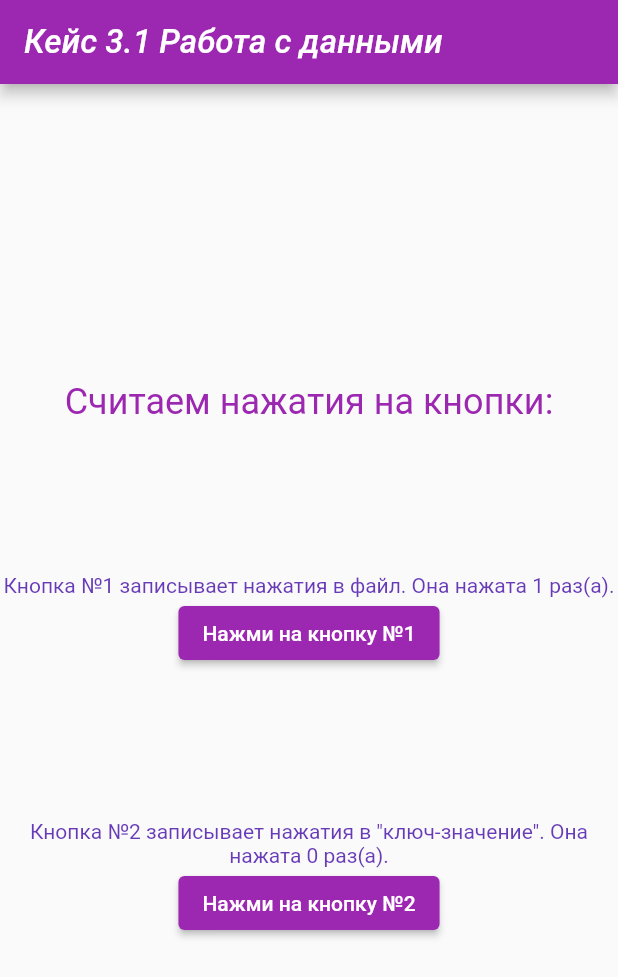
After one commit to MPozh/widgets_demo, a Flutter app: the screen it shows after launch, after a tap on "Нажми на кнопку №1", on a phone screen of 412 x 824 dp. The commit adds this screen. Shown: the top 977 px of the screen. Run offline on Flutter 3.47's test engine with Material 2 defaults, Android fonts, the phone set to English and light mode, and no system bars; our stand-ins replace shared_preferences, syncfusion_flutter_sliders; missing offline and left inert: sliding_switch; network calls fail; Roboto replaces fonts that are missing (Georgia, Hind).

Commit message:
Добавлено сохранение и чтение данных в файл и ключ-значение

```diff
--- a/lib/main.dart
+++ b/lib/main.dart
@@ -1,13 +1,17 @@
 import 'package:flutter/material.dart';
 import 'package:widgets_demo/screen/app_bar_screen.dart';
+import 'package:widgets_demo/screen/case_3_1.dart';
+import 'package:widgets_demo/screen/files_demo_screen.dart';
 import 'package:widgets_demo/theme_demo_scrren.dart';
 import 'screen/listview_screen.dart';
+import 'screen/shared_pref_screen.dart';
 import 'screen/text_demo_screen.dart';
 import 'screen/switches_demo_screen.dart';
 import 'screen/pizza_screen.dart';
 import 'screen/navigation_drawer_screen.dart';
 import 'package:widgets_demo/screen/app_bar_screen.dart';
 import 'navigation_demo.dart';
+import 'package:shared_preferences/shared_preferences.dart';
 
 void main() {
   //runApp(const PizzaCalcScreen());
@@ -16,7 +20,11 @@ void main() {
   //runApp(const NavigationDrawerScreen ());
   //runApp(const AppBarScreen ());
   //runApp(const NavigationDemoScreen ());
-  runApp(const ThemesDemoApp ());
+  //runApp(const ThemesDemoApp ());
   //runApp(const ListViewScreen ());
+  //runApp(const SharedPrefScreen ());
+  runApp(const FilesDemoScreen1 ());
+
+
 
 }
--- /dev/null
+++ b/lib/screen/case_3_1.dart
@@ -0,0 +1,139 @@
+import 'dart:async';
+import 'dart:io';
+import 'package:flutter/material.dart';
+import 'package:path_provider/path_provider.dart';
+import 'package:widgets_demo/utils/global_theme.dart';
+import 'package:shared_preferences/shared_preferences.dart';
+
+
+class FilesDemoScreen1 extends StatelessWidget {
+  const FilesDemoScreen1({Key? key}) : super(key: key);
+
+  @override
+  Widget build(BuildContext context) {
+    return MaterialApp(
+      theme: globalTheme(),
+      home: FlutterDemo(storage: CounterStorage()),
+    );
+  }
+}
+
+class CounterStorage {
+  Future<String> get _localPath async {
+    final directory = await getApplicationDocumentsDirectory();
+    return directory.path;
+  }
+
+  Future<File> get _localFile async {
+    final path = await _localPath;
+    return File('$path/counter.txt');
+  }
+
+  Future<int> readCounter() async {
+    try {
+      final file = await _localFile;
+      final contents = await file.readAsString();
+      return int.parse(contents);
+    } catch (e) {
+      return 0;
+    }
+  }
+
+  Future<File> writeCounter(int counter) async {
+    final file = await _localFile;
+    return file.writeAsString('$counter');
+  }
+}
+
+class FlutterDemo extends StatefulWidget {
+  const FlutterDemo({Key? key, required this.storage}) : super(key: key);
+
+  final CounterStorage storage;
+
+  @override
+  _FlutterDemoState createState() => _FlutterDemoState();
+}
+
+class _FlutterDemoState extends State<FlutterDemo> {
+  int _counter = 0;
+  int _counter1 = 0;
+
+  @override
+  void initState() {
+    super.initState();
+    widget.storage.readCounter().then((int value) {
+      setState(() {
+        _counter = value;
+      });
+    });
+  }
+
+
+
+
+
+
+
+  void initState1(){
+    super.initState();
+    _loadCounter();
+  }
+
+  //вводим значение счетчика на старте
+  void _loadCounter() async {
+    final prefs = await SharedPreferences.getInstance();
+    setState(() {
+      _counter1 = (prefs.getInt('counter') ?? 0);
+    });
+  }
+
+  //увеличиваем счетчки после клика
+  void _incrementCounter1() async {
+    final prefs = await SharedPreferences.getInstance();
+    setState(() {
+      _counter1 = (prefs.getInt('counter') ?? 0) + 1;
+      prefs.setInt('counter', _counter1);
+    });
+  }
+
+
+
+
+
+
+
+
+  Future<File> _incrementCounter() {
+    setState(() {
+      _counter++;
+    });
+
+    return widget.storage.writeCounter(_counter);
+  }
+
+  @override
+  Widget build(BuildContext context) {
+    return Scaffold(
+      appBar: AppBar(
+        title: const Text('Кейс 3.1 Работа с данными'),
+      ),
+      body: Center(
+        child: Column(mainAxisAlignment: MainAxisAlignment.center,
+            children: [
+              Text('Считаем нажатия на кнопки:', textAlign: TextAlign.center, style: Theme.of(context).textTheme.headline5,),
+              const SizedBox(height: 100,),
+              Text('Кнопка №1 записывает нажатия в файл. Она нажата $_counter раз(а).', textAlign: TextAlign.center,),
+              ElevatedButton(
+                onPressed: _incrementCounter,
+                child: const Text('Нажми на кнопку №1'),),
+              const SizedBox(height: 100,),
+              Text('Кнопка №2 записывает нажатия в "ключ-значение". Она нажата $_counter1 раз(а).', textAlign: TextAlign.center, ),
+              ElevatedButton(
+                onPressed: _incrementCounter1,
+                child: const Text('Нажми на кнопку №2'),),
+            ]
+         ),
+        ),
+      );
+  }
+}
--- /dev/null
+++ b/lib/screen/files_demo_screen.dart
@@ -0,0 +1,93 @@
+import 'dart:async';
+import 'dart:io';
+import 'package:flutter/material.dart';
+import 'package:path_provider/path_provider.dart';
+
+class FilesDemoScreen extends StatelessWidget {
+  const FilesDemoScreen({Key? key}) : super(key: key);
+
+  @override
+  Widget build(BuildContext context) {
+    return MaterialApp(
+      title: 'Чтение и запись файлов',
+      home: FlutterDemo(storage: CounterStorage()),
+    );
+  }
+}
+
+class CounterStorage {
+  Future<String> get _localPath async {
+    final directory = await getApplicationDocumentsDirectory();
+    return directory.path;
+  }
+
+  Future<File> get _localFile async {
+    final path = await _localPath;
+    return File('$path/counter.txt');
+  }
+
+  Future<int> readCounter() async {
+    try {
+      final file = await _localFile;
+      final contents = await file.readAsString();
+      return int.parse(contents);
+    } catch (e) {
+      return 0;
+    }
+  }
+
+  Future<File> writeCounter(int counter) async {
+    final file = await _localFile;
+    return file.writeAsString('$counter');
+  }
+}
+
+class FlutterDemo extends StatefulWidget {
+  const FlutterDemo({Key? key, required this.storage}) : super(key: key);
+
+  final CounterStorage storage;
+
+  @override
+  _FlutterDemoState createState() => _FlutterDemoState();
+}
+
+class _FlutterDemoState extends State<FlutterDemo> {
+  int _counter = 0;
+
+  @override
+  void initState() {
+    super.initState();
+    widget.storage.readCounter().then((int value) {
+      setState(() {
+        _counter = value;
+      });
+    });
+  }
+
+  Future<File> _incrementCounter() {
+    setState(() {
+      _counter++;
+    });
+
+    return widget.storage.writeCounter(_counter);
+  }
+
+  @override
+  Widget build(BuildContext context) {
+    return Scaffold(
+      appBar: AppBar(
+        title: const Text('Чтение и запись файлов'),
+      ),
+      body: Center(
+        child: Text(
+          'Кнопка нажата $_counter time${_counter == 1 ? '' : 's'}.',
+        ),
+      ),
+      floatingActionButton: FloatingActionButton(
+        onPressed:  _incrementCounter,
+        tooltip: 'Увеличить',
+        child: const Icon(Icons.add),
+      ),
+    );
+  }
+}
--- a/lib/utils/global_theme.dart
+++ b/lib/utils/global_theme.dart
@@ -15,7 +15,7 @@ ThemeData globalTheme() => ThemeData(
 
   textTheme: const TextTheme(
     headline1: TextStyle(fontSize: 72.0, fontWeight: FontWeight.bold),
-    headline6: TextStyle(fontSize: 30.0, fontStyle: FontStyle.italic),
+    headline6: TextStyle(fontSize: 22.0, fontStyle: FontStyle.italic),
     headline5: TextStyle(fontSize: 24.0, color: Colors.purple),
     bodyText2: TextStyle(fontSize: 14.0, fontFamily: 'Hind', color: Colors.deepPurple),
   ),
--- a/pubspec.yaml
+++ b/pubspec.yaml
@@ -27,6 +27,10 @@ environment:
 # the latest version available on pub.dev. To see which dependencies have newer
 # versions available, run `flutter pub outdated`.
 dependencies:
+  syncfusion_flutter_sliders: ^19.4.43
+  shared_preferences: ^2.0.12
+  http: ^0.13.4
+  path_provider: ^2.0.8
   flutter:
     sdk: flutter
 
@@ -36,7 +40,7 @@ dependencies:
   cupertino_icons: ^1.0.2
   sliding_switch: ^1.0.0
 
-  syncfusion_flutter_sliders: ^19.4.43
+
 
 
 dev_dependencies:
```
Also changed, not shown: lib/screen/shared_pref_screen.dart (added, +75 -0 lines), pubspec.lock.
